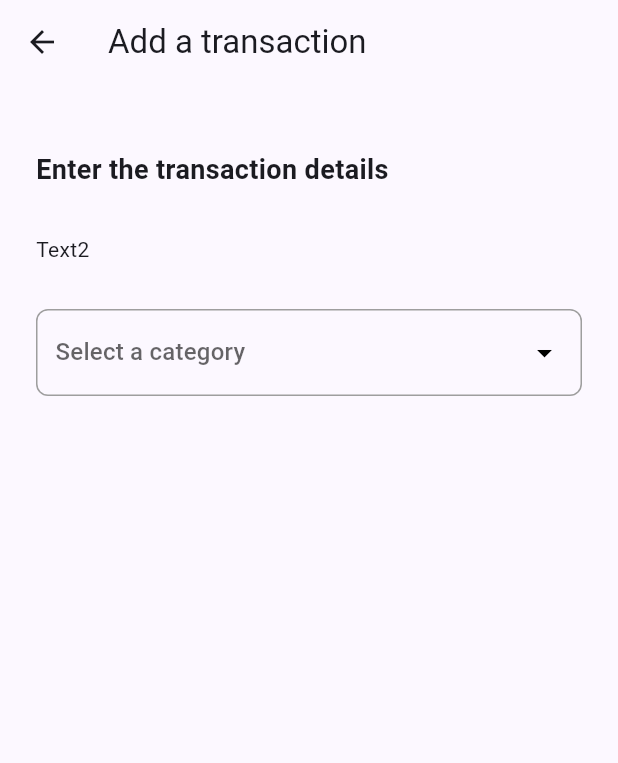
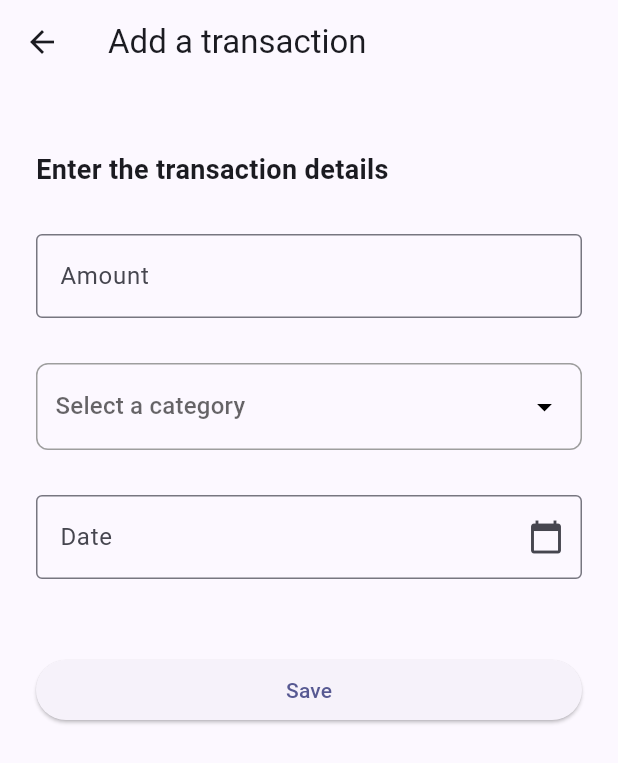
Before and after one commit to MihneaG17/FlutterMobileApp, a Flutter app: the AddTransactionScreen screen opened directly, on a phone screen of 412 x 824 dp. Shown: the top 763 px of the screen. Run offline on Flutter 3.47's test engine with Material 3 defaults, Android fonts, the phone set to English and light mode, and no system bars.

Commit message:
Add transaction page built (just UI)

```diff
--- a/lib/main.dart
+++ b/lib/main.dart
@@ -59,13 +59,13 @@ class _HomeScreenState extends State<HomeScreen> {
               onPressed: () {
                 Navigator.push(context, MaterialPageRoute(builder: (context) => AddTransactionScreen()));
               },
-             child: Icon(Icons.add, color: Colors.white, size: 20,),
               style: ElevatedButton.styleFrom(
                 shape: CircleBorder(),
                 padding: EdgeInsets.all(20.0),
                 backgroundColor: themeElemColor.colorScheme.primary,
                 foregroundColor: Colors.red,
-              )
+              ),
+             child: Icon(Icons.add, color: Colors.white, size: 20,)
             ),
             ],
           ),
--- a/lib/pages/add_transactions_page.dart
+++ b/lib/pages/add_transactions_page.dart
@@ -14,6 +14,15 @@ class _AddTransactionScreenState extends State<AddTransactionScreen> {
   final typeItems = ['Food', 'Travel', 'Entertainment', 'Utilities', 'Other'];
 
   String? selectedValue;
+  String textHolder='';
+
+  TextEditingController _dateController = TextEditingController();
+
+  void clickFunctionSaveBtn() {
+    setState(() {
+      textHolder='Transaction saved';
+    });
+  }
 
   @override
   Widget build(BuildContext context) {
@@ -32,7 +41,11 @@ class _AddTransactionScreenState extends State<AddTransactionScreen> {
               const SizedBox(height: 20),
               Text('Enter the transaction details', style: TextStyle(fontSize: 18, fontWeight: FontWeight.bold)),
               const SizedBox(height: 30),
-              Text('Text2'),
+              Container(
+                child: TextField(
+                  decoration: InputDecoration(border: OutlineInputBorder(), labelText: 'Amount')
+                ),
+              ),
               const SizedBox(height: 30),
               Container(
                 padding: const EdgeInsets.symmetric(horizontal: 12, vertical: 4),
@@ -56,10 +69,51 @@ class _AddTransactionScreenState extends State<AddTransactionScreen> {
                     },
                   ))
               ),
+              const SizedBox(height: 30),
+              Container(
+                child: TextField(
+                  controller: _dateController,
+                  decoration: const InputDecoration(
+                    border: OutlineInputBorder(),
+                    labelText: 'Date',
+                    suffixIcon: Icon(Icons.calendar_today)),
+                onTap: (){
+                  _selectDate();
+                },
+                ),
+              ),
+              const SizedBox(height: 50),
+              ElevatedButton(
+                onPressed: () {
+                  //TO-DO - salvare date
+                  clickFunctionSaveBtn();
+                },
+                child: const Text('Save')
+              ),
+              const SizedBox(height: 20),
+              Center(
+                child: Text(textHolder, style: TextStyle(fontWeight: FontWeight.bold, color: Colors.green, fontSize: 16), ),
+              )
             ],
           ),
         ),
       ),
     );
   }
+
+  Future<void> _selectDate() async {
+    DateTime? pickedDate = await showDatePicker(
+    context: context,
+    initialDate: DateTime.now(),
+    firstDate: DateTime(2000),
+    lastDate: DateTime(2100)
+    );
+
+    if(pickedDate != null)
+    {
+      setState(() {
+        _dateController.text=pickedDate.toString().split(" ")[0];
+      });
+    }
+  }
 }
```
